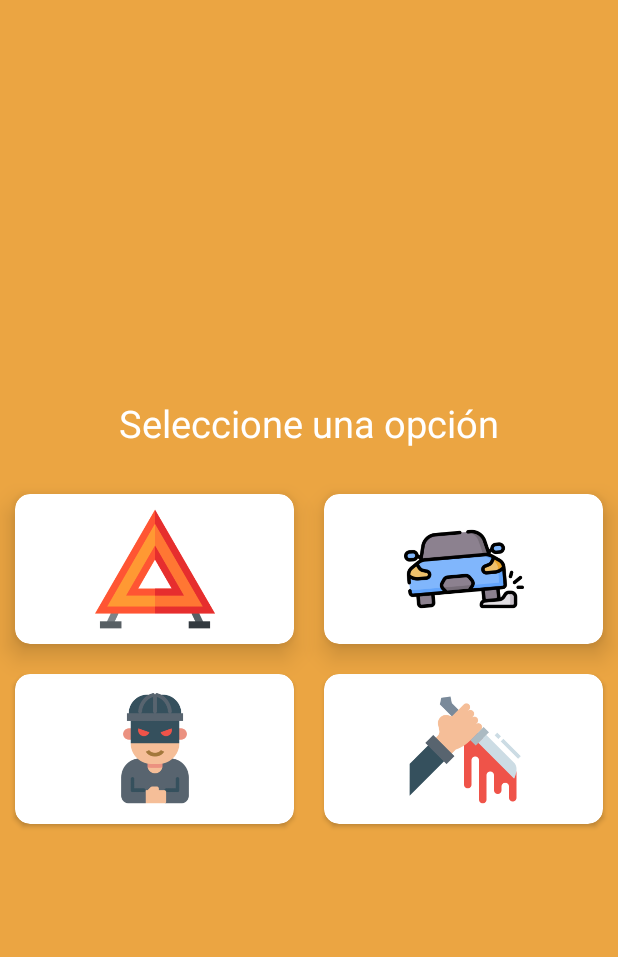
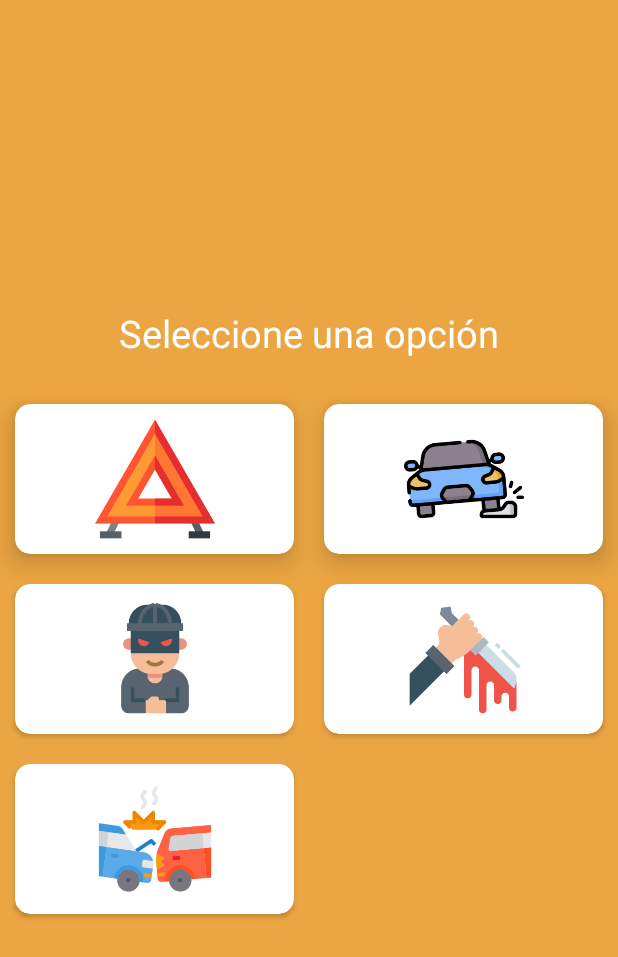
Before and after one commit to Marlpzg/Proyecto_SIG_ACA, an Android app: the OptionsActivity screen opened directly, with no data from a screen before it, on a phone screen of 412 x 824 dp. Shown: the top 957 px of the screen. Run offline under Robolectric (Android 15) with nearby library versions, the phone set to English and light mode, and no system bars.

Commit message:
Added textview text

```diff
--- a/Bumpify/app/src/main/java/com/example/bumpify/OptionsActivity.kt
+++ b/Bumpify/app/src/main/java/com/example/bumpify/OptionsActivity.kt
@@ -13,6 +13,7 @@ class OptionsActivity : AppCompatActivity() {
     lateinit var btnCarCrash : CardView
     lateinit var btnThief : CardView
     lateinit var  btnAccident : CardView
+    lateinit var  btnAssesination : CardView
     override fun onCreate(savedInstanceState: Bundle?) {
         super.onCreate(savedInstanceState)
         setContentView(R.layout.activity_options)
@@ -20,6 +21,7 @@ class OptionsActivity : AppCompatActivity() {
         btnThief = findViewById(R.id.btnThief)
         btnCarCrash = findViewById(R.id.btnCrash)
         btnBump = findViewById(R.id.btnbump)
+        btnAssesination = findViewById(R.id.btnAssesination)
 
         val intent = getIntent()
         val latitude = intent.getDoubleExtra("latitude", 1.1)
@@ -38,8 +40,12 @@ class OptionsActivity : AppCompatActivity() {
             enviarDatos(3, latitude, longitude, "Obstaculo", R.drawable.triangle)
 
         })
+        btnAssesination.setOnClickListener(View.OnClickListener {
+            enviarDatos(4, latitude, longitude, "Asesinato", R.drawable.asesinato)
+
+        })
         btnCarCrash.setOnClickListener(View.OnClickListener {
-            enviarDatos(4, latitude, longitude, "Asesinato", R.drawable.asesinato)
+            enviarDatos(5, latitude, longitude, "Choque", R.drawable.crash)
 
         })
 
--- a/Bumpify/app/src/main/res/layout/activity_options.xml
+++ b/Bumpify/app/src/main/res/layout/activity_options.xml
@@ -76,7 +76,7 @@
                 android:src="@drawable/robber"></ImageView>
         </androidx.cardview.widget.CardView>
         <androidx.cardview.widget.CardView
-            android:id="@+id/btnCrash"
+            android:id="@+id/btnAssesination"
             android:layout_width="100dp"
             android:layout_height="100dp"
             android:layout_columnWeight="1"
@@ -91,6 +91,21 @@
                 android:layout_gravity="center"
                 android:src="@drawable/asesinato"></ImageView>
         </androidx.cardview.widget.CardView>
+        <androidx.cardview.widget.CardView
+            android:id="@+id/btnCrash"
+            android:layout_width="100dp"
+            android:layout_height="100dp"
+            android:layout_columnWeight="1"
+            android:layout_marginLeft="10dp"
+            android:layout_margin="10dp"
+            android:layout_marginBottom="10dp"
+            app:cardCornerRadius="10dp">
+            <ImageView
+                android:layout_width="200dp"
+                android:layout_height="80dp"
+                android:layout_gravity="center"
+                android:src="@drawable/crash"></ImageView>
+        </androidx.cardview.widget.CardView>
 
 
     </GridLayout>
--- a/Bumpify/app/src/main/res/layout/activity_report.xml
+++ b/Bumpify/app/src/main/res/layout/activity_report.xml
@@ -39,7 +39,7 @@
         <TextView
             android:layout_width="wrap_content"
             android:layout_height="wrap_content"
-            android:text="Cuéntanos los detalles"
+            android:text="Cuéntanos los detalles (opcional)"
             android:textColor="@color/white"
             android:paddingBottom="10dp"
             android:textSize="20dp"></TextView>
```
